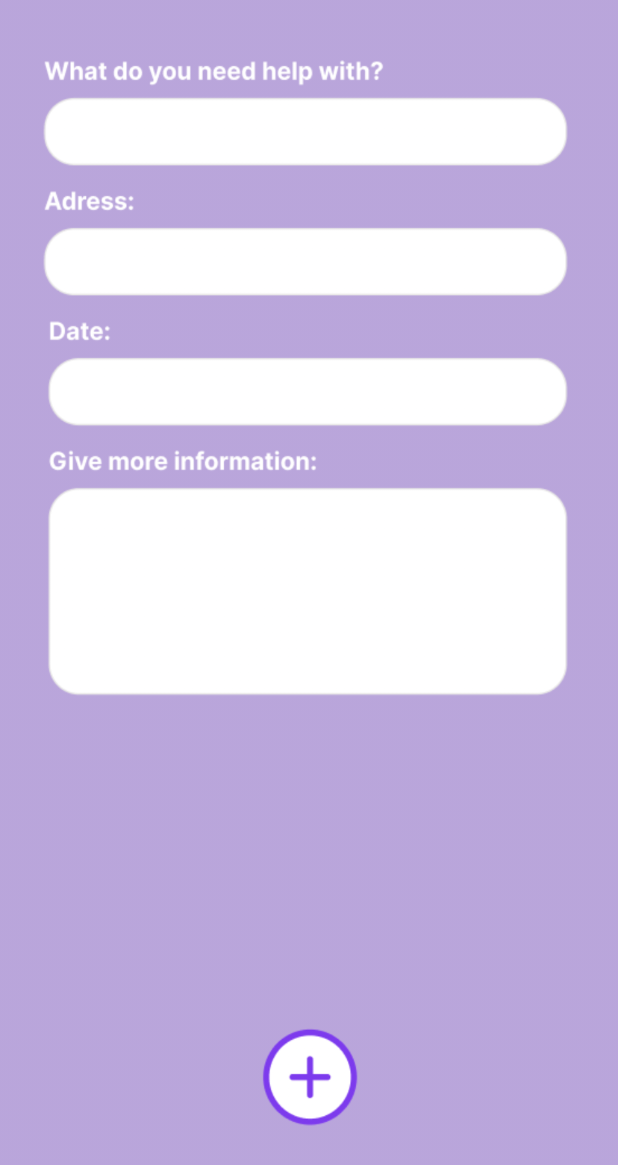
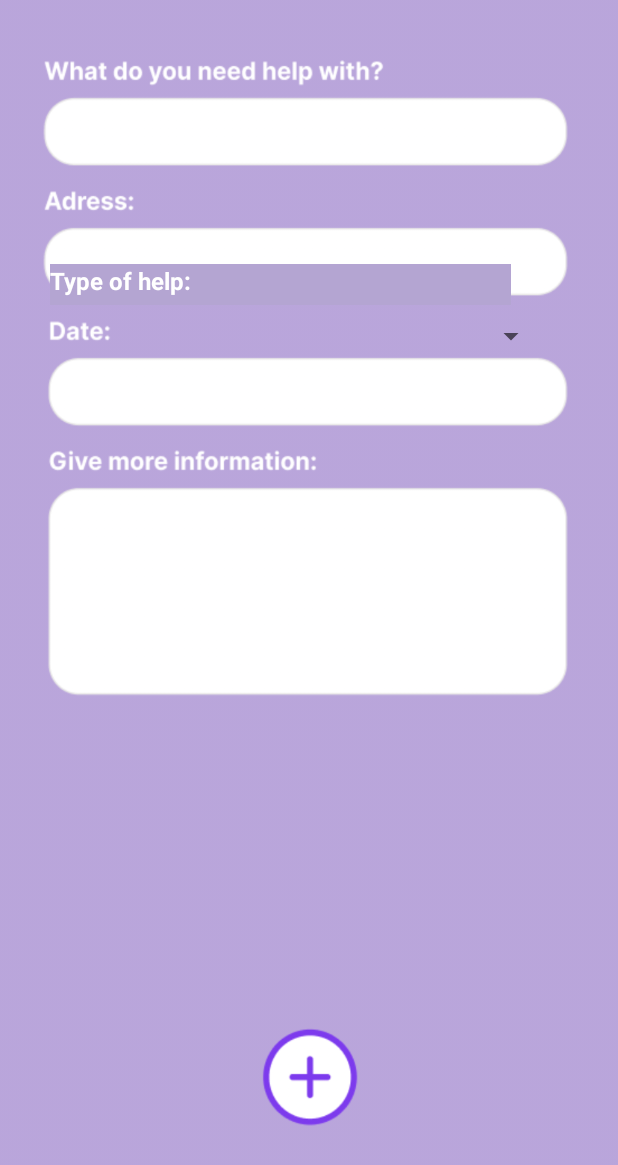
Before and after one commit to maidads/Neighborly, an Android app built with Jetpack Compose: the layout fragment_add_help.xml on its own in the app's theme, with its tools: preview values and no code run, on a phone screen of 412 x 824 dp. Shown: the top 1165 px of the screen. Run offline under Robolectric (Android 15) with nearby library versions, the phone set to English and light mode, and no system bars.

Commit message:
functional adding requests

```diff
--- a/app/src/main/java/com/example/myneighborly/HelpRequest.kt
+++ b/app/src/main/java/com/example/myneighborly/HelpRequest.kt
@@ -4,7 +4,7 @@ data class HelpRequest(
     var id: String = "",
     val category: String = "",
     val address: String = "",
-    val date: String = "",
+    val type: String = "",
     val details: String = "",
     val userId: String = ""
 )
--- a/app/src/main/res/layout/fragment_add_help.xml
+++ b/app/src/main/res/layout/fragment_add_help.xml
@@ -9,15 +9,15 @@
 
     <EditText
         android:id="@+id/helpCategory"
-        android:layout_width="326dp"
-        android:layout_height="42dp"
+        android:layout_width="327dp"
+        android:layout_height="48dp"
         android:layout_marginHorizontal="16dp"
-        android:layout_marginTop="56dp"
-        android:textSize="16sp"
+        android:layout_marginTop="52dp"
         android:background="@null"
         android:focusable="true"
         android:focusableInTouchMode="true"
         android:padding="10dp"
+        android:textSize="16sp"
         app:layout_constraintEnd_toEndOf="parent"
         app:layout_constraintStart_toStartOf="parent"
         app:layout_constraintTop_toTopOf="parent" />
@@ -25,9 +25,9 @@
     <EditText
         android:id="@+id/address"
         android:layout_width="325dp"
-        android:layout_height="41dp"
+        android:layout_height="48dp"
         android:layout_marginHorizontal="16dp"
-        android:layout_marginTop="32dp"
+        android:layout_marginTop="24dp"
         android:background="@null"
         android:focusable="true"
         android:focusableInTouchMode="true"
@@ -37,18 +37,33 @@
         app:layout_constraintStart_toStartOf="parent"
         app:layout_constraintTop_toBottomOf="@+id/helpCategory" />
 
-    <EditText
-        android:id="@+id/date"
-        android:layout_width="313dp"
-        android:layout_height="40dp"
+    <Spinner
+        android:id="@+id/helpTypeSpinner"
+        android:layout_width="318dp"
+        android:layout_height="48dp"
         android:layout_marginHorizontal="16dp"
-        android:layout_marginTop="32dp"
-        android:background="@null"
+        android:layout_marginTop="28dp"
+        android:padding="10dp"
+        app:layout_constraintEnd_toEndOf="parent"
+        app:layout_constraintHorizontal_bias="0.494"
+        app:layout_constraintStart_toStartOf="parent"
+        app:layout_constraintTop_toBottomOf="@+id/address" />
+
+    <TextView
+        android:id="@+id/typeOfHelpLabel"
+        android:layout_width="307dp"
+        android:layout_height="27dp"
+        android:layout_marginHorizontal="16dp"
+        android:layout_marginTop="4dp"
+        android:background="#B4A5D2"
         android:focusable="true"
         android:focusableInTouchMode="true"
-        android:padding="10dp"
+        android:text="Type of help:"
+        android:textColor="@color/white"
         android:textSize="16sp"
+        android:textStyle="bold"
         app:layout_constraintEnd_toEndOf="parent"
+        app:layout_constraintHorizontal_bias="0.24"
         app:layout_constraintStart_toStartOf="parent"
         app:layout_constraintTop_toBottomOf="@+id/address" />
 
@@ -67,7 +82,7 @@
         android:textSize="16sp"
         app:layout_constraintEnd_toEndOf="parent"
         app:layout_constraintStart_toStartOf="parent"
-        app:layout_constraintTop_toBottomOf="@+id/date" />
+        app:layout_constraintTop_toBottomOf="@+id/helpTypeSpinner" />
 
     <ImageView
         android:id="@+id/addHelpButton"
```
Also changed, not shown: app/src/main/java/com/example/myneighborly/AddHelpFragment.kt (+17 -5 lines), app/src/main/res/values/strings.xml (+14 -0 lines).
